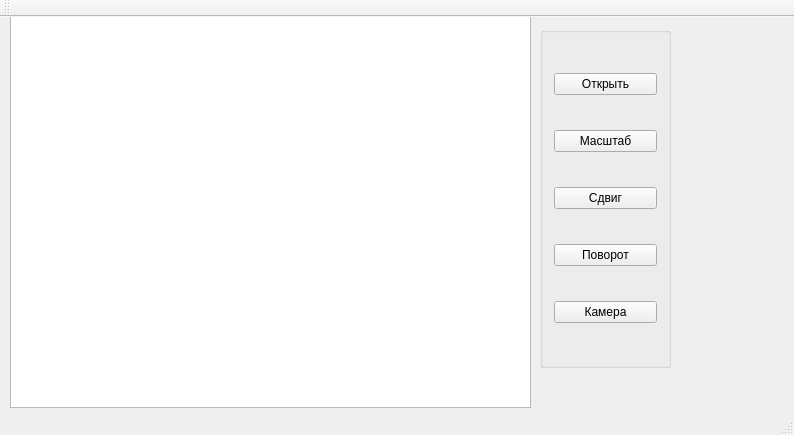
Qt form lab3/lab3/mainwindow.ui (akapust1n/university) before a commit.
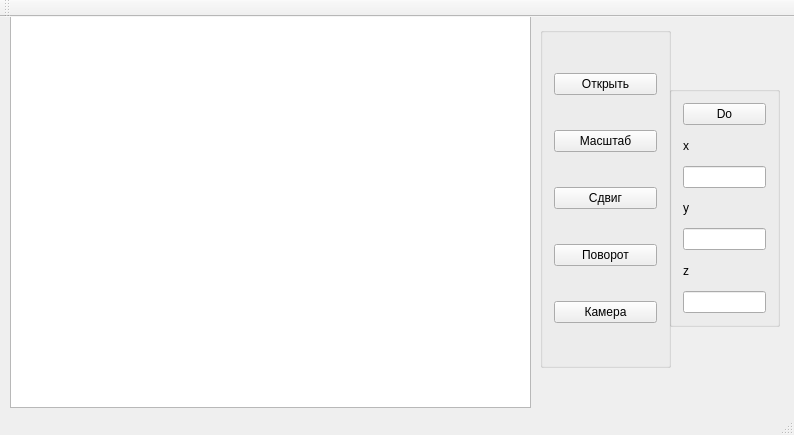
The same form after that commit.

```diff
--- a/lab3/lab3/mainwindow.ui
+++ b/lab3/lab3/mainwindow.ui
@@ -74,6 +74,58 @@
      </item>
     </layout>
    </widget>
+   <widget class="QGroupBox" name="groupBox_2">
+    <property name="geometry">
+     <rect>
+      <x>669</x>
+      <y>69</y>
+      <width>111</width>
+      <height>241</height>
+     </rect>
+    </property>
+    <property name="title">
+     <string/>
+    </property>
+    <layout class="QVBoxLayout" name="verticalLayout_2">
+     <item>
+      <widget class="QPushButton" name="doButton">
+       <property name="text">
+        <string>Do</string>
+       </property>
+      </widget>
+     </item>
+     <item>
+      <widget class="QLabel" name="xLabel">
+       <property name="text">
+        <string>x</string>
+       </property>
+      </widget>
+     </item>
+     <item>
+      <widget class="QLineEdit" name="xlineEdit"/>
+     </item>
+     <item>
+      <widget class="QLabel" name="yLabel">
+       <property name="text">
+        <string>y</string>
+       </property>
+      </widget>
+     </item>
+     <item>
+      <widget class="QLineEdit" name="ylineEdit"/>
+     </item>
+     <item>
+      <widget class="QLabel" name="zLabel">
+       <property name="text">
+        <string>z</string>
+       </property>
+      </widget>
+     </item>
+     <item>
+      <widget class="QLineEdit" name="zlineEdit"/>
+     </item>
+    </layout>
+   </widget>
   </widget>
   <widget class="QMenuBar" name="menuBar">
    <property name="geometry">
```
Left out of the diff: 21 changed lines with no effect on the pictures.
